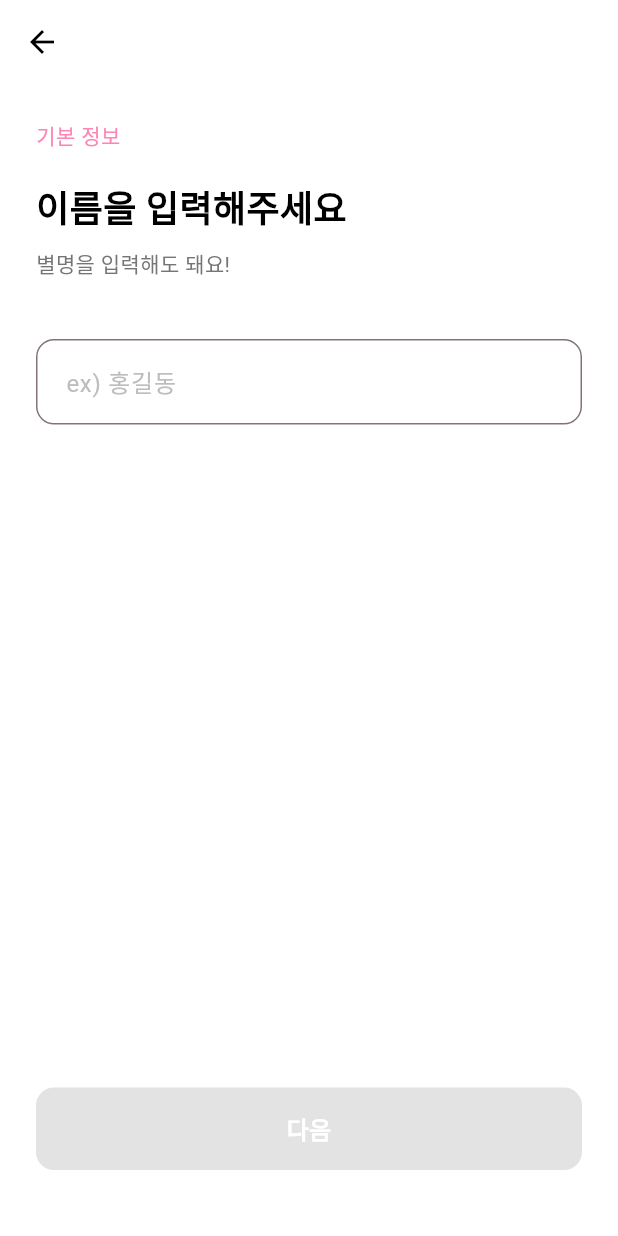
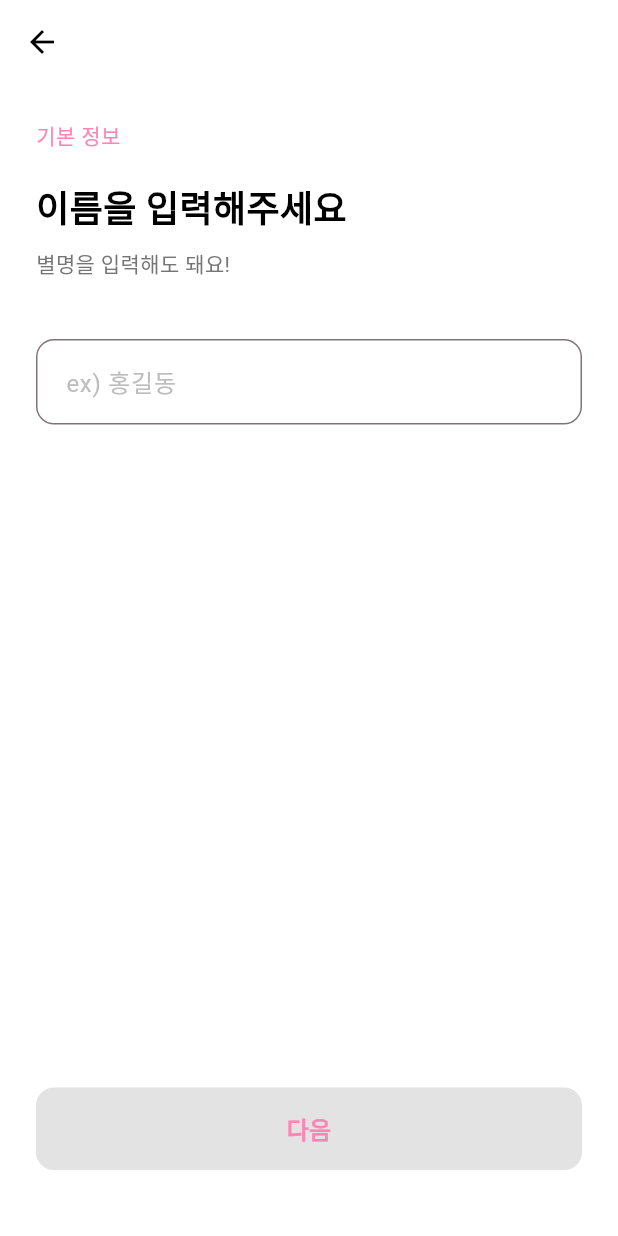
Before and after one commit to jungwonchae/moya, a Flutter app: the InputInfoNameScreen screen opened by its route, on a phone screen of 412 x 824 dp. Run offline on Flutter 3.47's test engine with Material 3 defaults, Android fonts, the phone set to English and light mode, and no system bars; our stand-ins replace flutter_bluetooth_serial, get, permission_handler, shared_preferences; accounts and stored records are empty.

Commit message:
modified input_info_name_screen

```diff
--- a/lib/screens/input_info/input_info_name_screen.dart
+++ b/lib/screens/input_info/input_info_name_screen.dart
@@ -93,7 +93,7 @@ class _InputInfoNameScreenState extends State<InputInfoNameScreen> {
                 style: ElevatedButton.styleFrom(
                   backgroundColor: nameController.text.isNotEmpty
                     ? Color(0xFFFF85B4)
-                    : Colors.grey[300],
+                    : Colors.white,
                   padding: EdgeInsets.symmetric(vertical: 16),
                   shape: RoundedRectangleBorder(
                     borderRadius: BorderRadius.circular(12),
@@ -105,7 +105,7 @@ class _InputInfoNameScreenState extends State<InputInfoNameScreen> {
                   style: TextStyle(
                     fontSize: 16,
                     fontWeight: FontWeight.w600,
-                    color: Colors.white,
+                    color: Color(0xFFFF85B4),
                   ),
                 ),
               ),
```
Also changed, not shown: 2 other files.
